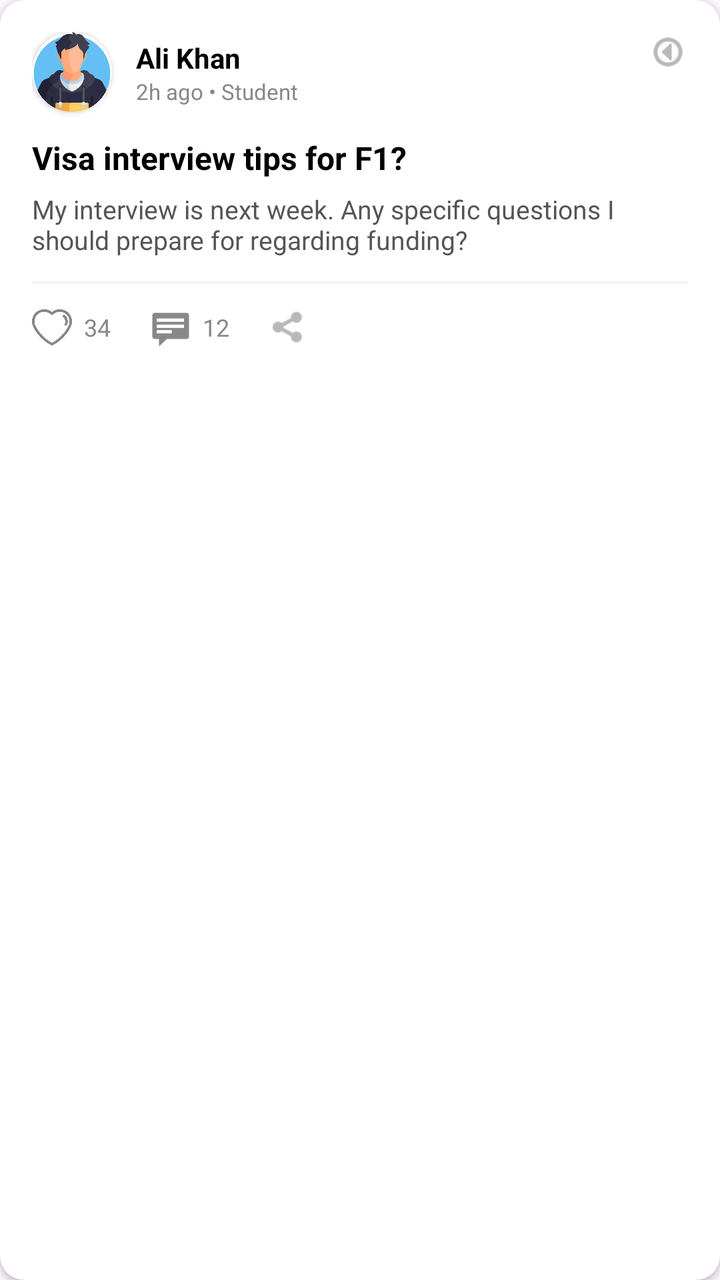
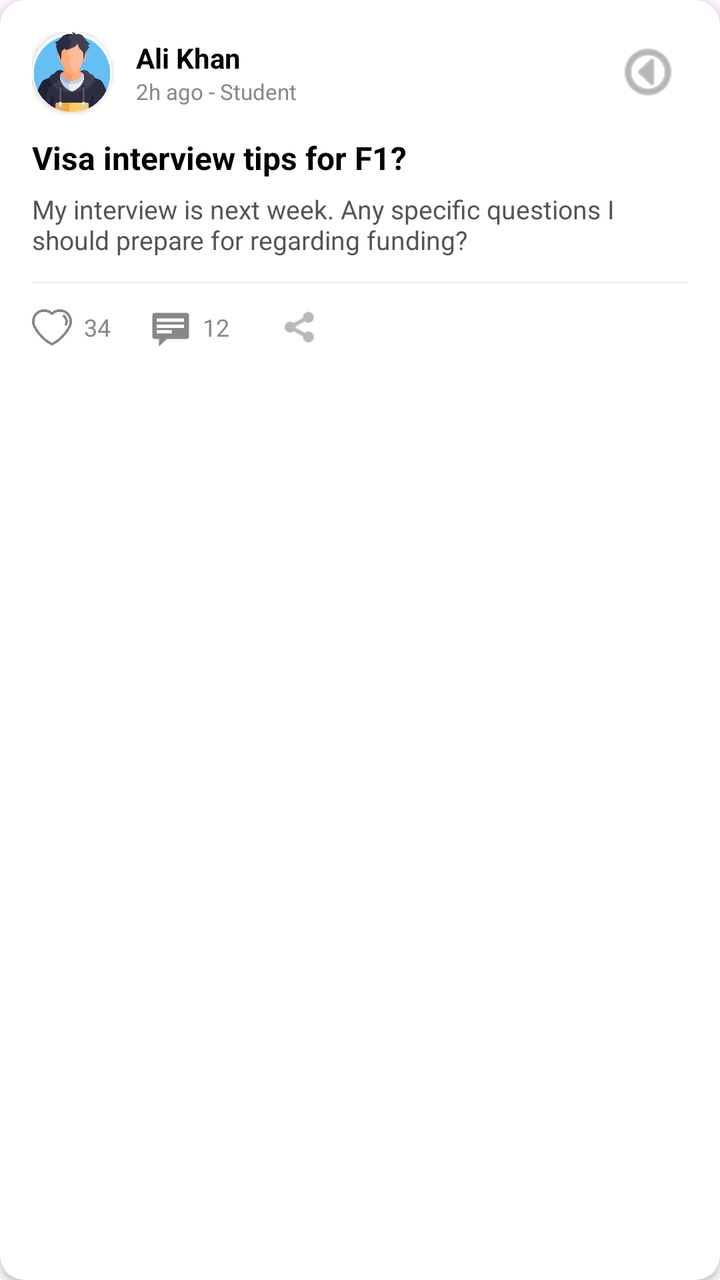

Screens rendered from an Android XML layout before and after an edit, with the pre-edit source and the edit as a unified diff.
<!-- AndroidManifest.xml: application theme Theme.MadFinalProject -->
<!-- res/layout/item_community_post.xml -->
<?xml version="1.0" encoding="utf-8"?>
<androidx.cardview.widget.CardView xmlns:android="http://schemas.android.com/apk/res/android"
    xmlns:app="http://schemas.android.com/apk/res-auto"
    android:layout_width="match_parent"
    android:layout_height="wrap_content"
    android:layout_marginBottom="12dp"
    android:layout_marginHorizontal="4dp"
    app:cardBackgroundColor="@color/white"
    app:cardCornerRadius="12dp"
    app:cardElevation="2dp">

    <androidx.constraintlayout.widget.ConstraintLayout
        android:layout_width="match_parent"
        android:layout_height="wrap_content"
        android:padding="16dp">

        <androidx.cardview.widget.CardView
            android:id="@+id/cvAvatar"
            android:layout_width="40dp"
            android:layout_height="40dp"
            app:cardCornerRadius="20dp"
            app:layout_constraintStart_toStartOf="parent"
            app:layout_constraintTop_toTopOf="parent">
            <ImageView
                android:id="@+id/imgAvatar"
                android:layout_width="match_parent"
                android:layout_height="match_parent"
                android:src="@drawable/user_profile"
                android:scaleType="centerCrop"/>
        </androidx.cardview.widget.CardView>

        <LinearLayout
            android:layout_width="wrap_content"
            android:layout_height="wrap_content"
            android:orientation="vertical"
            android:layout_marginStart="12dp"
            app:layout_constraintStart_toEndOf="@id/cvAvatar"
            app:layout_constraintTop_toTopOf="@id/cvAvatar"
            app:layout_constraintBottom_toBottomOf="@id/cvAvatar">
            <TextView
                android:id="@+id/tvUserName"
                android:layout_width="wrap_content"
                android:layout_height="wrap_content"
                android:text="Ali Khan"
                android:textStyle="bold"
                android:textColor="@color/black"
                android:textSize="14sp"/>
            <TextView
                android:id="@+id/tvTimeRole"
                android:layout_width="wrap_content"
                android:layout_height="wrap_content"
                android:text="2h ago • Student"
                android:textColor="#888888"
                android:textSize="11sp"/>
        </LinearLayout>

        <ImageView
            android:layout_width="20dp"
            android:layout_height="20dp"
            android:src="@android:drawable/ic_menu_more"
            app:tint="#888888"
            android:rotation="90"
            app:layout_constraintEnd_toEndOf="parent"
            app:layout_constraintTop_toTopOf="parent"/>

        <TextView
            android:id="@+id/tvPostTitle"
            android:layout_width="match_parent"
            android:layout_height="wrap_content"
            android:text="Visa interview tips for F1?"
            android:textStyle="bold"
            android:textColor="@color/black"
            android:textSize="16sp"
            android:layout_marginTop="12dp"
            app:layout_constraintTop_toBottomOf="@id/cvAvatar"/>

        <TextView
            android:id="@+id/tvPostBody"
            android:layout_width="match_parent"
            android:layout_height="wrap_content"
            android:text="My interview is next week. Any specific questions I should prepare for regarding funding?"
            android:textColor="#555555"
            android:textSize="13sp"
            android:layout_marginTop="6dp"
            app:layout_constraintTop_toBottomOf="@id/tvPostTitle"/>

        <View
            android:id="@+id/divider"
            android:layout_width="match_parent"
            android:layout_height="1dp"
            android:background="#F0F0F0"
            android:layout_marginTop="12dp"
            app:layout_constraintTop_toBottomOf="@id/tvPostBody"/>

        <LinearLayout
            android:layout_width="match_parent"
            android:layout_height="wrap_content"
            android:orientation="horizontal"
            android:layout_marginTop="12dp"
            app:layout_constraintTop_toBottomOf="@id/divider">

            <LinearLayout
                android:id="@+id/btnLike"
                android:layout_width="wrap_content"
                android:layout_height="wrap_content"
                android:gravity="center_vertical"
                android:paddingEnd="20dp">
                <ImageView
                    android:id="@+id/iconLike"
                    android:layout_width="20dp"
                    android:layout_height="20dp"
                    android:src="@drawable/heart"
                    app:tint="#888888"/> <TextView
                android:id="@+id/tvLikeCount"
                android:layout_width="wrap_content"
                android:layout_height="wrap_content"
                android:text="34"
                android:layout_marginStart="6dp"
                android:textSize="12sp"
                android:textColor="#888888"/>
            </LinearLayout>

            <LinearLayout
                android:id="@+id/btnComment"
                android:layout_width="wrap_content"
                android:layout_height="wrap_content"
                android:gravity="center_vertical"
                android:paddingEnd="20dp">
                <ImageView
                    android:layout_width="20dp"
                    android:layout_height="20dp"
                    android:src="@android:drawable/stat_notify_chat"
                    app:tint="#888888"/>
                <TextView
                    android:id="@+id/tvCommentCount"
                    android:layout_width="wrap_content"
                    android:layout_height="wrap_content"
                    android:text="12"
                    android:layout_marginStart="6dp"
                    android:textSize="12sp"
                    android:textColor="#888888"/>
            </LinearLayout>

            <ImageView
                android:id="@+id/btnShare"
                android:layout_width="20dp"
                android:layout_height="20dp"
                android:src="@android:drawable/ic_menu_share"
                app:tint="#888888"
                app:layout_constraintEnd_toEndOf="parent"/>

        </LinearLayout>

    </androidx.constraintlayout.widget.ConstraintLayout>
</androidx.cardview.widget.CardView>
<!-- resources referenced by this layout -->
<resources>
  <color name="black">#FF000000</color>
  <color name="white">#FFFFFF</color>
  <!-- drawable heart: png bitmap (drawable, 14988 bytes) -->
  <!-- drawable user_profile: png bitmap (drawable, 38782 bytes) -->
  <style name="Theme.MadFinalProject" parent="Base.Theme.MadFinalProject" />
  <style name="Base.Theme.MadFinalProject" parent="Theme.Material3.DayNight.NoActionBar">
          
          
      </style>
</resources>

<!-- the commit's change to res/layout/item_community_post.xml (unified diff, before → after) -->
@@ -49,17 +49,20 @@
                 android:id="@+id/tvTimeRole"
                 android:layout_width="wrap_content"
                 android:layout_height="wrap_content"
-                android:text="2h ago • Student"
+                android:text="2h ago - Student"
                 android:textColor="#888888"
                 android:textSize="11sp"/>
         </LinearLayout>
 
-        <ImageView
-            android:layout_width="20dp"
-            android:layout_height="20dp"
+        <ImageButton
+            android:id="@+id/btnMore"
+            android:layout_width="40dp"
+            android:layout_height="40dp"
             android:src="@android:drawable/ic_menu_more"
             app:tint="#888888"
             android:rotation="90"
+            android:background="?attr/selectableItemBackgroundBorderless"
+            android:padding="8dp"
             app:layout_constraintEnd_toEndOf="parent"
             app:layout_constraintTop_toTopOf="parent"/>
 
@@ -143,11 +146,11 @@
 
             <ImageView
                 android:id="@+id/btnShare"
-                android:layout_width="20dp"
-                android:layout_height="20dp"
+                android:layout_width="wrap_content"
+                android:layout_height="match_parent"
                 android:src="@android:drawable/ic_menu_share"
-                app:tint="#888888"
-                app:layout_constraintEnd_toEndOf="parent"/>
+                app:layout_constraintEnd_toEndOf="parent"
+                app:tint="#888888" />
 
         </LinearLayout>
 
